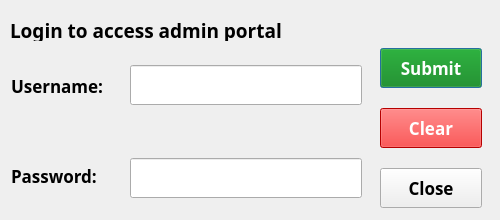
ayushr01/Library-Management-System, file UI/uifiles/pwd.ui: the form before one commit.
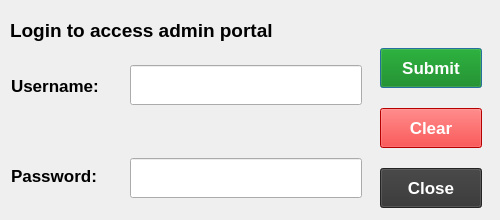
The form after the commit.

Patch:
```diff
--- a/UI/uifiles/pwd.ui
+++ b/UI/uifiles/pwd.ui
@@ -30,9 +30,7 @@
   </property>
   <property name="font">
    <font>
-    <family>Trebuchet MS</family>
     <pointsize>13</pointsize>
-    <weight>75</weight>
     <bold>true</bold>
    </font>
   </property>
@@ -50,9 +48,7 @@
    </property>
    <property name="font">
     <font>
-     <family>Trebuchet MS</family>
      <pointsize>13</pointsize>
-     <weight>50</weight>
      <bold>false</bold>
     </font>
    </property>
@@ -64,9 +60,7 @@
      <widget class="QLabel" name="username">
       <property name="font">
        <font>
-        <family>Trebuchet MS</family>
         <pointsize>13</pointsize>
-        <weight>75</weight>
         <bold>true</bold>
        </font>
       </property>
@@ -79,9 +73,7 @@
      <widget class="QLabel" name="password">
       <property name="font">
        <font>
-        <family>Trebuchet MS</family>
         <pointsize>13</pointsize>
-        <weight>75</weight>
         <bold>true</bold>
        </font>
       </property>
@@ -103,9 +95,7 @@
    </property>
    <property name="font">
     <font>
-     <family>Trebuchet MS</family>
      <pointsize>13</pointsize>
-     <weight>75</weight>
      <bold>true</bold>
     </font>
    </property>
@@ -129,9 +119,7 @@
       </property>
       <property name="font">
        <font>
-        <family>Trebuchet MS</family>
         <pointsize>13</pointsize>
-        <weight>75</weight>
         <bold>true</bold>
        </font>
       </property>
@@ -154,9 +142,7 @@
       </property>
       <property name="font">
        <font>
-        <family>Trebuchet MS</family>
         <pointsize>13</pointsize>
-        <weight>75</weight>
         <bold>true</bold>
        </font>
       </property>
@@ -179,14 +165,13 @@
       </property>
       <property name="font">
        <font>
-        <family>Trebuchet MS</family>
         <pointsize>13</pointsize>
-        <weight>75</weight>
         <bold>true</bold>
        </font>
       </property>
       <property name="styleSheet">
-       <string notr="true"/>
+       <string notr="true">background-color: #333333;
+color: white;</string>
       </property>
       <property name="text">
        <string>Close</string>
@@ -206,9 +191,7 @@
    </property>
    <property name="font">
     <font>
-     <family>Trebuchet MS</family>
      <pointsize>14</pointsize>
-     <weight>75</weight>
      <bold>true</bold>
      <underline>false</underline>
     </font>
@@ -228,9 +211,7 @@
    </property>
    <property name="font">
     <font>
-     <family>Trebuchet MS</family>
      <pointsize>13</pointsize>
-     <weight>75</weight>
      <bold>true</bold>
     </font>
    </property>
```
Left out of the diff: 6 changed lines with no effect on the pictures.
